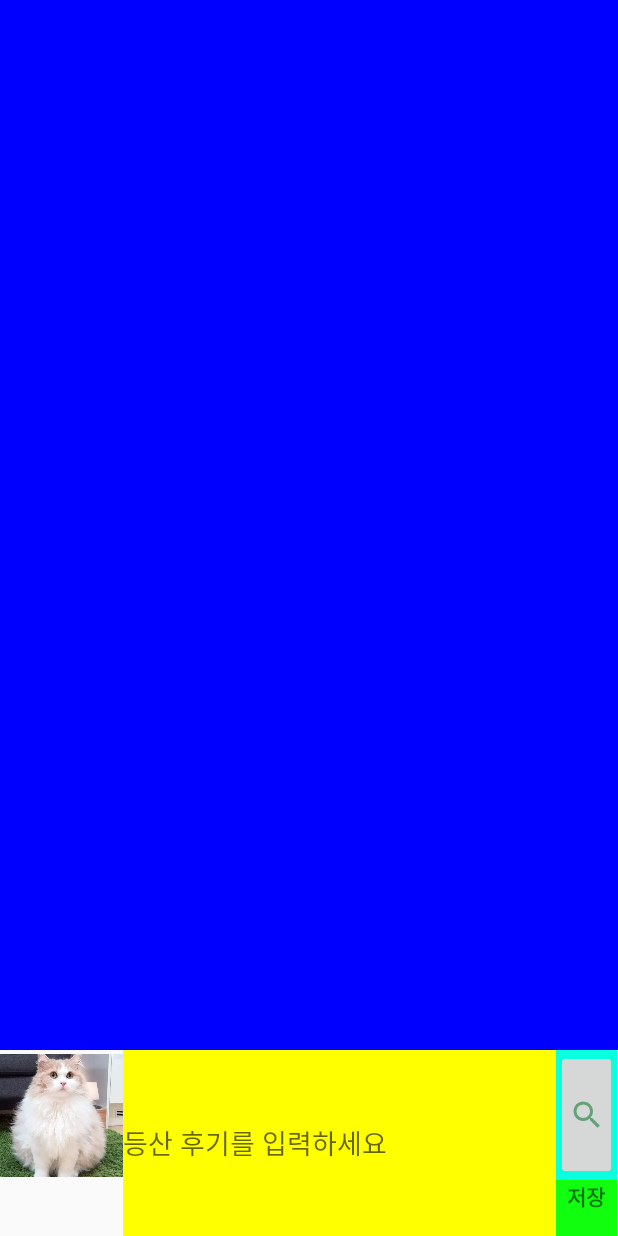
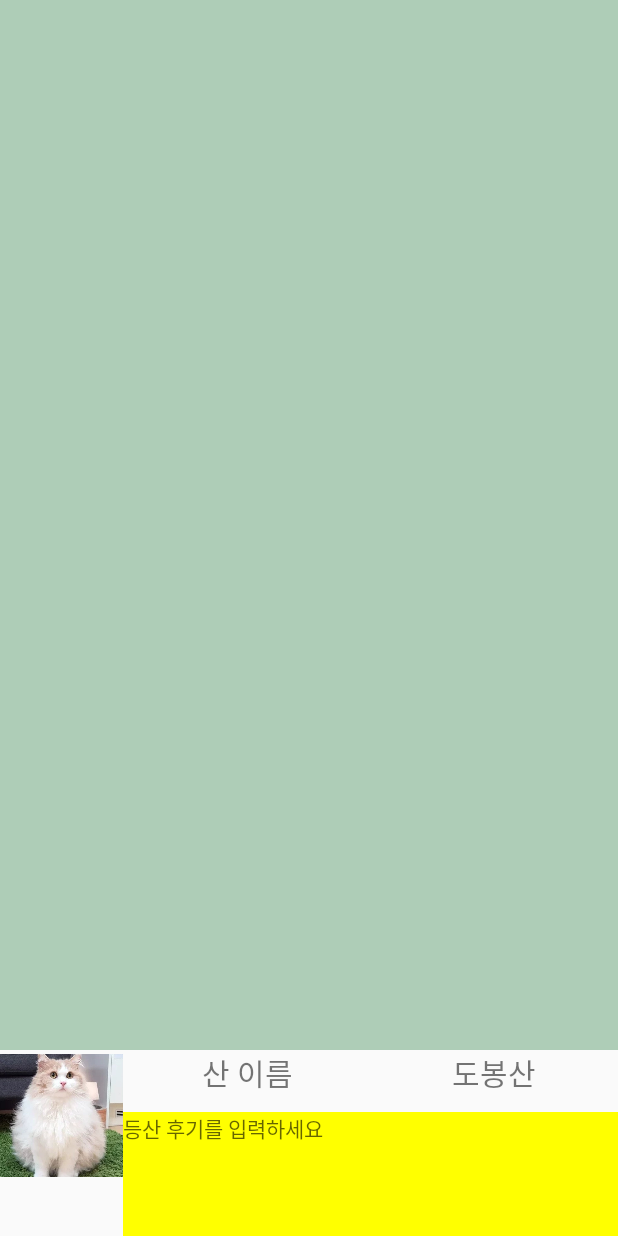
Before and after one commit to funny0601/FinalHHProject, an Android app: the tab5 screen opened directly, with no data from a screen before it, on a phone screen of 412 x 824 dp. Run offline under Robolectric (Android 15) with nearby library versions, the phone set to English and light mode, and no system bars; 2 statements that could not run were skipped.

Commit message:
tab5 동적 추가 완성

```diff
--- a/app/src/main/java/com/example/seyoung/finalhhproject/tab2.java
+++ b/app/src/main/java/com/example/seyoung/finalhhproject/tab2.java
@@ -331,7 +331,7 @@ public class tab2 extends Activity {
 
                 String serviceUrl = "http://openapi.forest.go.kr/openapi/service/trailInfoService/getforeststoryservice";
                 //본인 키값!
-                String serviceKey = "AH9qYYkdDabmHdMVNVZt4viR7E2TclJYSbjCck2jgrsVTe%2FcBC7lyWLbEBMoUo3gtUrixKaUpRRBM%2BeVwGJIrQ%3D%3D"
+                String serviceKey = "cg57liprV33JjaeFy1LJgzsD6EYcgoaVf9Du7P2W8P47pfco85kGJPMrOhESrZluVfW1D2k%2BgX7yxn%2F40U6VWA%3D%3D"
                         //"cg57liprV33JjaeFy1LJgzsD6EYcgoaVf9Du7P2W8P47pfco85kGJPMrOhESrZluVfW1D2k%2BgX7yxn%2F40U6VWA%3D%3D"
                         ;
 
--- a/app/src/main/java/com/example/seyoung/finalhhproject/tab5.java
+++ b/app/src/main/java/com/example/seyoung/finalhhproject/tab5.java
@@ -1,28 +1,40 @@
 package com.example.seyoung.finalhhproject;
 
 import android.app.Activity;
+import android.app.AlertDialog;
+import android.content.DialogInterface;
 import android.content.Intent;
 import android.graphics.Bitmap;
 import android.graphics.BitmapFactory;
 import android.os.AsyncTask;
 import android.os.Bundle;
+import android.util.Log;
 import android.view.View;
 import android.view.WindowManager;
+import android.widget.ArrayAdapter;
 import android.widget.EditText;
 import android.widget.ImageButton;
 import android.widget.ImageView;
+import android.widget.ListView;
+import android.widget.SimpleAdapter;
 import android.widget.TextView;
+import org.w3c.dom.Text;
 
 import java.io.BufferedInputStream;
 import java.io.InputStream;
 import java.net.URL;
 import java.net.URLConnection;
+import java.util.ArrayList;
+import java.util.HashMap;
 
 @SuppressWarnings("deprecation")
 public class tab5 extends Activity {
     ImageView imgView;
-    ImageButton save;
-    EditText review;
+    TextView review;
+    View review_Text;
+    EditText title, content;
+
+    ArrayList<DiarySave> dsArray = new ArrayList<DiarySave>();
 
     protected void onCreate(final Bundle savedInstanceState) {
         super.onCreate(savedInstanceState);
@@ -39,16 +51,64 @@ public class tab5 extends Activity {
         //getWindow().setSoftInputMode(WindowManager.LayoutParams.SOFT_INPUT_ADJUST_PAN);
 
         imgView = (ImageView) findViewById(R.id.profile);
-        save = (ImageButton) findViewById(R.id.buttonSave);
-        review = (EditText) findViewById(R.id.review);
+        review = (TextView) findViewById(R.id.review);
+
+        final ArrayList<HashMap<String, String>> diaryList = new ArrayList<HashMap<String, String>>();
+        ListView list = (ListView) findViewById(R.id.diarylist);
 
 
-        save.setOnClickListener(new View.OnClickListener() {
+
+        final SimpleAdapter adapter = new SimpleAdapter(this, diaryList, android.R.layout.simple_expandable_list_item_2, new String[]{"제목", "날짜"},
+                new int[]{android.R.id.text1, android.R.id.text2});
+
+        list.setChoiceMode(ListView.CHOICE_MODE_MULTIPLE);
+        list.setAdapter(adapter);
+        list.setTextFilterEnabled(true);
+
+        review.setOnClickListener(new View.OnClickListener() {
+
+
             @Override
             public void onClick(View v) {
+                Log.e("yougoterror", "오류입니당");
+                review_Text = (View) View.inflate(tab5.this, R.layout.tab5_diary_frame, null);
+                AlertDialog.Builder dlg = new AlertDialog.Builder(tab5.this);
+                dlg.setTitle("등산 후기 등록");
+                dlg.setView(review_Text);
 
+
+                dlg.setPositiveButton("등록", new DialogInterface.OnClickListener() {
+                    @Override
+                    public void onClick(DialogInterface dialog, int which) {
+                        // 다이얼로그에 입력한 내용 받아서 DiarySave 클래스에 넣고, 거기에 저장한 정보 다시 가져와서 리스트에 동적 추가
+                        title = (EditText) review_Text.findViewById(R.id.title);
+                        content = (EditText) review_Text.findViewById(R.id.content);
+                        HashMap map = new HashMap();
+                        DiarySave ds = new DiarySave(title.getText().toString(), content.getText().toString(), "20190620");
+                        map.put("제목", ds.getTitle());
+                        map.put("날짜", ds.getDate());
+                        dsArray.add(ds);
+
+                        diaryList.add(map);
+                        adapter.notifyDataSetChanged();
+                    }
+                });
+
+                /*
+                diaryLIst.remove(position); //롱클릭시 삭제함 p.433
+                adapter.notifyDataSetChanged();
+                 */
+
+                dlg.setNegativeButton("취소", null);
+                dlg.show();
             }
         });
+
+
+
+
+
+
 
         try {
             URL url = new URL(profileImagePath);
--- a/app/src/main/res/layout/tab5_frame.xml
+++ b/app/src/main/res/layout/tab5_frame.xml
@@ -1,17 +1,18 @@
 <?xml version="1.0" encoding="utf-8"?>
 <LinearLayout xmlns:android="http://schemas.android.com/apk/res/android"
     xmlns:map="http://schemas.android.com/apk/res-auto"
+    android:id="@+id/scrollView"
     android:layout_width="match_parent"
     android:layout_height="match_parent"
     android:orientation="vertical"
-    android:weightSum="10"
-    android:id="@+id/scrollView">
+    android:weightSum="10">
 
-    <LinearLayout
+    <ListView
+        android:id="@+id/diarylist"
         android:layout_width="match_parent"
         android:layout_height="0dp"
         android:layout_weight="8.5"
-        android:background="#0000ff" />
+        android:background="#8064A176" />
 
     <LinearLayout
         android:layout_width="match_parent"
@@ -43,41 +44,52 @@
                 android:textStyle="bold" />
         </LinearLayout>
 
-        <EditText
-            android:layout_width="0dp"
-            android:layout_height="match_parent"
-            android:layout_weight="0.7"
-            android:background="#ffff00"
-            android:hint="등산 후기를 입력하세요"
-            android:inputType="text"
-            android:id="@+id/review"
-            android:maxLines="4" />
-
         <LinearLayout
             android:layout_width="0dp"
             android:layout_height="match_parent"
-            android:layout_weight="0.1"
+            android:layout_weight="0.8"
             android:orientation="vertical"
-            android:weightSum="5"
-            android:background="#09ffde">
+            android:weightSum="3">
 
-            <ImageButton
+            <LinearLayout
                 android:layout_width="match_parent"
                 android:layout_height="0dp"
-                android:layout_weight="3.5"
-                android:src="@drawable/ic_search_black_24dp"
-                android:id="@+id/buttonSave" />
+                android:layout_gravity="center"
+                android:layout_weight="1"
+                android:orientation="horizontal"
+                android:weightSum="2">
+
+                <TextView
+                    android:layout_width="match_parent"
+                    android:layout_height="match_parent"
+                    android:layout_gravity="center"
+                    android:layout_weight="1"
+                    android:text="산 이름"
+                    android:textAlignment="center"
+                    android:textSize="20dp" />
+
+                <TextView
+                    android:layout_width="match_parent"
+                    android:layout_height="match_parent"
+                    android:layout_weight="1"
+                    android:text="도봉산"
+                    android:textAlignment="center"
+                    android:textSize="20dp" />
+            </LinearLayout>
 
             <TextView
+                android:id="@+id/review"
                 android:layout_width="match_parent"
                 android:layout_height="0dp"
-                android:layout_weight="1.5"
-                android:background="#11ff0e"
-                android:text="저장"
-                android:textAlignment="center"
-                android:textStyle="bold" />
+                android:layout_weight="2"
+                android:background="#ffff00"
+                android:clickable="true"
+                android:hint="등산 후기를 입력하세요"
+                android:inputType="text"
+                android:maxLines="4" />
 
         </LinearLayout>
+
 
     </LinearLayout>
 
```
Also changed, not shown: app/src/main/AndroidManifest.xml (+24 -26 lines), app/src/main/java/com/example/seyoung/finalhhproject/DiarySave.java (added, +37 -0 lines), app/src/main/java/com/example/seyoung/finalhhproject/FoodInfo.java (+36 -4 lines), app/src/main/java/com/example/seyoung/finalhhproject/tab4.java (+4 -4 lines), app/src/main/res/layout/tab5_diary_frame.xml (added, +51 -0 lines).
